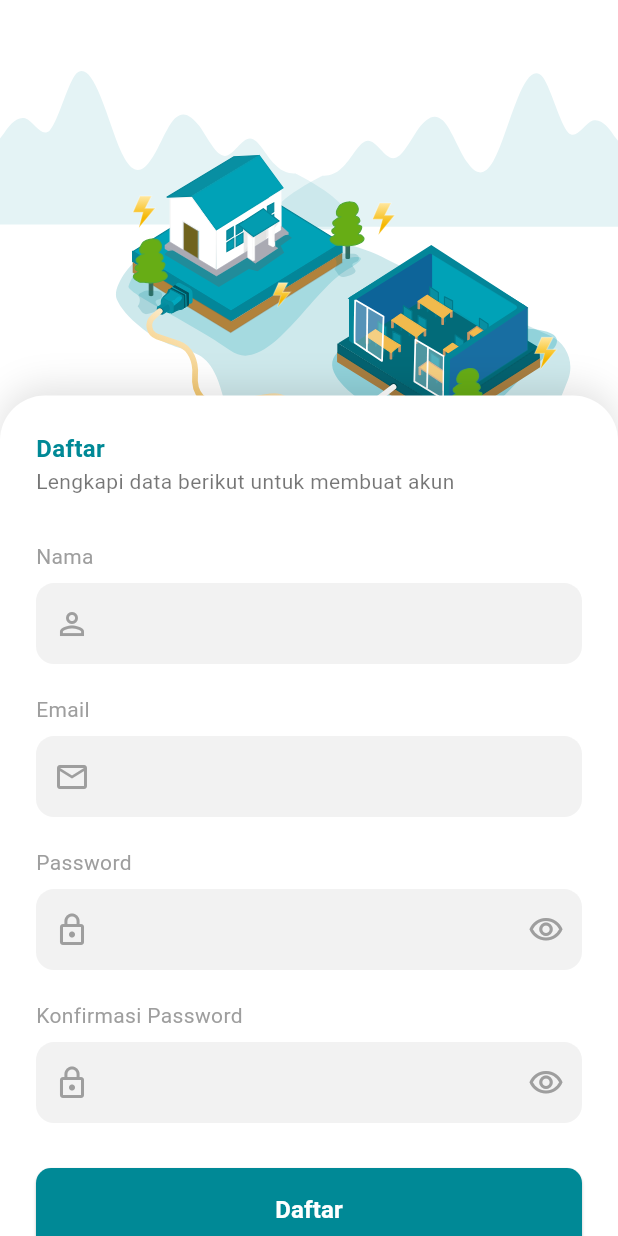
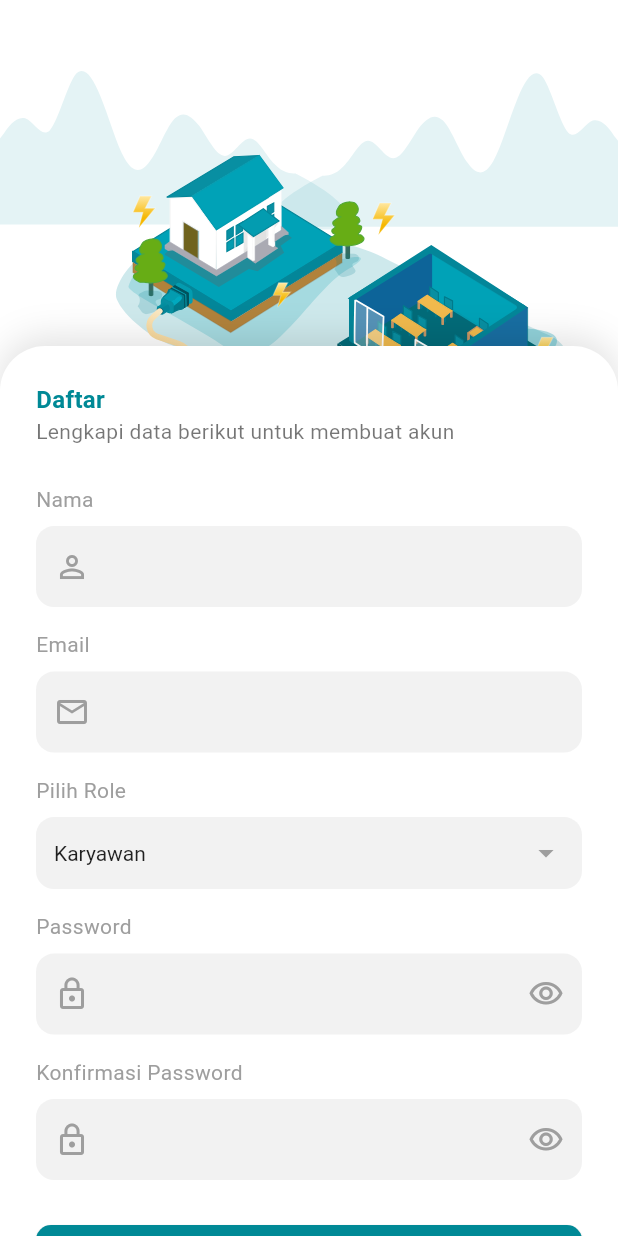
Before and after one commit to zawcompany/PLNproject, a Flutter app: the RegisterPage screen opened by its route, on a phone screen of 412 x 824 dp. Run offline on Flutter 3.47's test engine with Material 3 defaults, Android fonts, the phone set to English and light mode, and no system bars; our stand-ins replace carousel_slider, cloud_firestore, firebase_auth, firebase_core, flutter_svg, image_picker; accounts and stored records are empty; network calls fail.

Commit message:
Memperbaiki autentikasi

```diff
--- a/lib/pages/regis_page.dart
+++ b/lib/pages/regis_page.dart
@@ -16,6 +16,7 @@ class _RegisterPageState extends State<RegisterPage> {
   final TextEditingController _passwordController = TextEditingController();
   final TextEditingController _confirmController = TextEditingController();
 
+  String _selectedRole = 'karyawan';
   bool _obscurePassword = true;
   bool _obscureConfirm = true;
   bool _isLoading = false;
@@ -42,18 +43,27 @@ class _RegisterPageState extends State<RegisterPage> {
       await FirebaseFirestore.instance.collection('users').doc(uid).set({
         'name': _nameController.text.trim(),
         'email': _emailController.text.trim(),
-      'role': 'staff',
+        'role': _selectedRole,
         'createdAt': Timestamp.now(),
       });
 
       if (!mounted) return;
 
+      if (_selectedRole == 'approval') {
+        Navigator.pushReplacementNamed(context, '/dash_approval');
+      } else {
         Navigator.pushReplacementNamed(context, '/kdash_wisma');
+      }
+
     } on FirebaseAuthException catch (e) {
       if (!mounted) return;
-
       ScaffoldMessenger.of(context).showSnackBar(
         SnackBar(content: Text(e.message ?? "Terjadi kesalahan")),
+      );
+    } catch (e) {
+      if (!mounted) return;
+      ScaffoldMessenger.of(context).showSnackBar(
+        SnackBar(content: Text("Firestore Error: ${e.toString()}")),
       );
     } finally {
       if (mounted) {
@@ -84,15 +94,15 @@ class _RegisterPageState extends State<RegisterPage> {
           Align(
             alignment: Alignment.bottomCenter,
             child: Container(
-              height: size.height * 0.68,
+              height: size.height * 0.72,
               width: double.infinity,
-              decoration: BoxDecoration(
+              decoration: const BoxDecoration(
                 color: Colors.white,
-                borderRadius: const BorderRadius.only(
+                borderRadius: BorderRadius.only(
                   topLeft: Radius.circular(30),
                   topRight: Radius.circular(30),
                 ),
-                boxShadow: const [
+                boxShadow: [
                   BoxShadow(
                     color: Colors.black12,
                     blurRadius: 20,
@@ -115,10 +125,9 @@ class _RegisterPageState extends State<RegisterPage> {
                     ),
                     const Text(
                       "Lengkapi data berikut untuk membuat akun",
-                      style:
-                          TextStyle(fontSize: 14, color: Colors.black54),
+                      style: TextStyle(fontSize: 14, color: Colors.black54),
                     ),
-                    const SizedBox(height: 30),
+                    const SizedBox(height: 25),
 
                     const Text("Nama", style: TextStyle(color: Colors.grey)),
                     const SizedBox(height: 8),
@@ -127,7 +136,7 @@ class _RegisterPageState extends State<RegisterPage> {
                       controller: _nameController,
                     ),
 
-                    const SizedBox(height: 20),
+                    const SizedBox(height: 15),
 
                     const Text("Email", style: TextStyle(color: Colors.grey)),
                     const SizedBox(height: 8),
@@ -136,7 +145,39 @@ class _RegisterPageState extends State<RegisterPage> {
                       controller: _emailController,
                     ),
 
-                    const SizedBox(height: 20),
+                    const SizedBox(height: 15),
+
+                    const Text("Pilih Role", style: TextStyle(color: Colors.grey)),
+                    const SizedBox(height: 8),
+                    Container(
+                      padding: const EdgeInsets.symmetric(horizontal: 12),
+                      decoration: BoxDecoration(
+                        color: const Color(0xFFF2F2F2),
+                        borderRadius: BorderRadius.circular(12),
+                      ),
+                      child: DropdownButtonHideUnderline(
+                        child: DropdownButton<String>(
+                          value: _selectedRole,
+                          isExpanded: true,
+                          style: const TextStyle(
+                            color: Colors.black87,
+                            fontSize: 14,
+                          ),
+                          icon: const Icon(Icons.arrow_drop_down, color: Colors.grey),
+                          items: const [
+                            DropdownMenuItem(value: 'karyawan', child: Text("Karyawan")),
+                            DropdownMenuItem(value: 'approval', child: Text("Approval")),
+                          ],
+                          onChanged: (value) {
+                            setState(() {
+                              _selectedRole = value!;
+                            });
+                          },
+                        ),
+                      ),
+                    ),
+
+                    const SizedBox(height: 15),
 
                     const Text("Password", style: TextStyle(color: Colors.grey)),
                     const SizedBox(height: 8),
@@ -146,10 +187,9 @@ class _RegisterPageState extends State<RegisterPage> {
                       isPassword: true,
                     ),
 
-                    const SizedBox(height: 20),
+                    const SizedBox(height: 15),
 
-                    const Text("Konfirmasi Password",
-                        style: TextStyle(color: Colors.grey)),
+                    const Text("Konfirmasi Password", style: TextStyle(color: Colors.grey)),
                     const SizedBox(height: 8),
                     _buildTextField(
                       prefixIcon: Icons.lock_outline,
@@ -172,9 +212,7 @@ class _RegisterPageState extends State<RegisterPage> {
                         ),
                         onPressed: _isLoading ? null : registerUser,
                         child: _isLoading
-                            ? const CircularProgressIndicator(
-                                color: Colors.white,
-                              )
+                            ? const CircularProgressIndicator(color: Colors.white)
                             : const Text(
                                 "Daftar",
                                 style: TextStyle(
@@ -194,9 +232,7 @@ class _RegisterPageState extends State<RegisterPage> {
                         children: [
                           const Text("Sudah punya akun? "),
                           GestureDetector(
-                            onTap: () {
-                              Navigator.pop(context);
-                            },
+                            onTap: () => Navigator.pop(context),
                             child: const Text(
                               "Masuk",
                               style: TextStyle(
@@ -256,8 +292,7 @@ class _RegisterPageState extends State<RegisterPage> {
                   },
                 )
               : null,
-          contentPadding:
-              const EdgeInsets.symmetric(vertical: 15),
+          contentPadding: const EdgeInsets.symmetric(vertical: 15),
         ),
       ),
     );
```
Also changed, not shown: lib/pages/login_page.dart (+5 -3 lines), lib/firebase_options.dart. Lines whose indentation alone changed are shown as unchanged.
